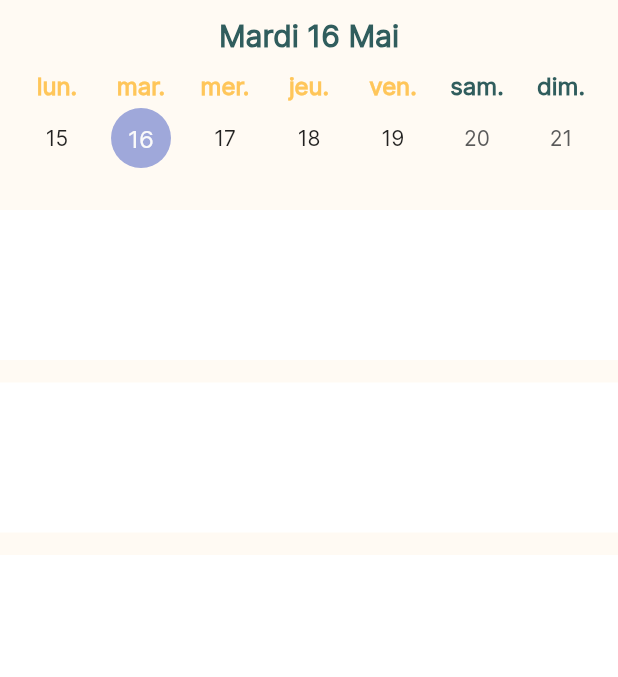
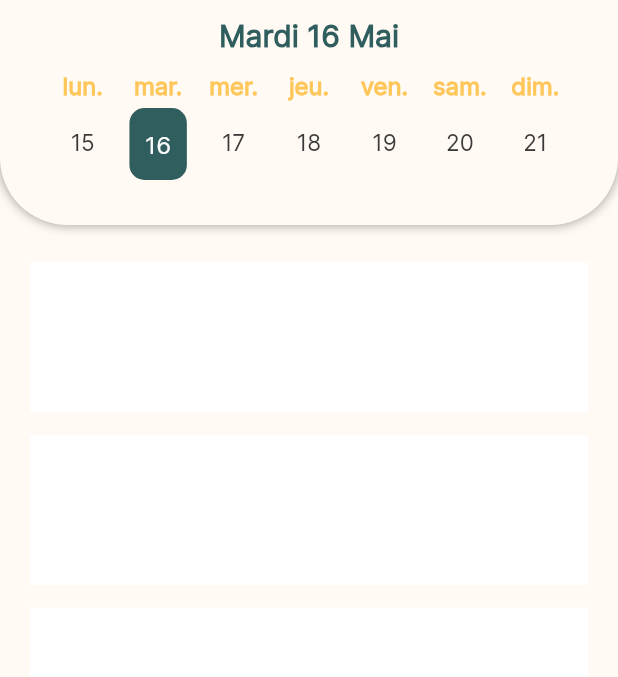
Before and after one commit to justin20100/sloth, a Flutter app: the Home screen opened directly, on a phone screen of 412 x 824 dp, the part 135-812 px from its top. Run offline on Flutter 3.47's test engine with Material 2 defaults, Android fonts, the light colour scheme and no system bars; drawn by our look-alikes of table_calendar; our stand-ins replace cloud_firestore, email_validator, firebase_auth, firebase_core, introduction_screen; missing offline and left inert: dart:ffi; accounts and stored records are empty; generated files the repository leaves out were written again.

Commit message:
updating calendar style and fixing listview padding top to 0

```diff
--- a/lib/styles/constants.dart
+++ b/lib/styles/constants.dart
@@ -97,6 +97,13 @@ const kDaysCalendarTextStyle = TextStyle(
   color: kColorYellow,
   decoration: TextDecoration.none,
 );
+const kNumberDaysCalendarTextStyle = TextStyle(
+  fontSize: 15.0,
+  height: 1,
+  fontFamily: 'Inter',
+  color: kColorGrey,
+  decoration: TextDecoration.none,
+);
 const kDateTextStyle = TextStyle(
   fontSize: 20.0,
   height: 1,
@@ -105,19 +112,11 @@ const kDateTextStyle = TextStyle(
   color: kColorGreen,
   decoration: TextDecoration.none,
 );
-const kWeekendCalendarTextStyle = TextStyle(
-  fontSize: 16.0,
-  height: 1,
-  fontFamily: 'Inter',
-  fontWeight: FontWeight.bold,
-  color: kColorGreen,
-  decoration: TextDecoration.none,
-);
 
+// Dates
 final kToday = DateTime.now();
 final kFirstDay = DateTime(kToday.year, kToday.month - 3, kToday.day);
 final kLastDay = DateTime(kToday.year, kToday.month + 3, kToday.day);
-
 String getTheDate() {
   String day = '';
   String month = '';
--- a/lib/views/home.dart
+++ b/lib/views/home.dart
@@ -2,7 +2,6 @@ import 'package:flutter/material.dart';
 import 'package:sloth/routes/routes.dart';
 import 'package:sloth/styles/constants.dart';
 import 'package:table_calendar/table_calendar.dart';
-import 'package:intl/intl.dart';
 import 'package:intl/date_symbol_data_local.dart';
 
 class Home extends StatefulWidget {
@@ -67,23 +66,44 @@ class _HomePageState extends State<Home> with TickerProviderStateMixin {
               pinned: true,
               delegate: CustomSliverPersistentHeaderDelegate(
                 child: Container(
+                  decoration: BoxDecoration(
                     color: kColorCream,
+                    borderRadius: const BorderRadius.only(bottomLeft: Radius.circular(45),bottomRight: Radius.circular(45)),
+                    boxShadow: [BoxShadow(
+                      color: Colors.black.withOpacity(0.4),
+                      blurRadius: 6,
+                      offset: const Offset(0, 0),
+                    ),]
+                  ),
                   child: Padding(
                       padding: const EdgeInsets.only(
-                        left: kSmallHorizontalSpacer,
-                        right: kSmallHorizontalSpacer,
+                          left: kSmallHorizontalSpacer*3,
+                          right: kSmallHorizontalSpacer*3,
                           top: kSmallVerticalSpacer),
                       child: Column(
                         children: [
-                        Center(child: Text(getTheDate(),style: kDateTextStyle,)),
-                        const SizedBox(height: kSmallVerticalSpacer,),
+                          Center(
+                              child: Text(
+                            getTheDate(),
+                            style: kDateTextStyle,
+                          )),
+                          const SizedBox(
+                            height: kSmallVerticalSpacer,
+                          ),
                           TableCalendar(
-                          calendarStyle: const CalendarStyle(
-                            cellPadding: EdgeInsets.all(10),
-                          ),
+                            rowHeight: 60,
                             daysOfWeekStyle: const DaysOfWeekStyle(
                               weekdayStyle: kDaysCalendarTextStyle,
-                            weekendStyle: kWeekendCalendarTextStyle,
+                              weekendStyle: kDaysCalendarTextStyle,
+                            ),
+                            calendarStyle: CalendarStyle(
+                              defaultTextStyle: kNumberDaysCalendarTextStyle,
+                              weekendTextStyle: kNumberDaysCalendarTextStyle,
+                              todayDecoration: BoxDecoration(
+                                color: kColorGreen,
+                                shape: BoxShape.rectangle,
+                                borderRadius: BorderRadius.circular(10),
+                              ),
                             ),
                             locale: 'fr_FR',
                             firstDay: kFirstDay,
@@ -105,13 +125,15 @@ class _HomePageState extends State<Home> with TickerProviderStateMixin {
                             },
                           ),
                         ],
-                    )
-                  ),
+                      )),
                 ),
               ),
             ),
             SliverFillRemaining(
+              child: Padding(
+                padding: const EdgeInsets.only(left: kNormalHorizontalSpacer,right: kNormalHorizontalSpacer),
                   child: ListView(
+                    padding: const EdgeInsets.only(top: kNormalVerticalSpacer),
                     children: [
                       Container(
                         color: kColorWhite,
@@ -171,6 +193,7 @@ class _HomePageState extends State<Home> with TickerProviderStateMixin {
                       ),
                     ],
                   ),
+              )
             ),
           ],
         ));
@@ -191,11 +214,11 @@ class CustomSliverPersistentHeaderDelegate
 
   @override
   double get maxExtent =>
-      140; // Définissez ici la hauteur maximale souhaitée pour votre en-tête
+      150; // Définissez ici la hauteur maximale souhaitée pour votre en-tête
 
   @override
   double get minExtent =>
-      100; // Définissez ici la hauteur minimale souhaitée pour votre en-tête
+      10; // Définissez ici la hauteur minimale souhaitée pour votre en-tête
 
   @override
   bool shouldRebuild(CustomSliverPersistentHeaderDelegate oldDelegate) {
```
Lines whose indentation alone changed are shown as unchanged.
